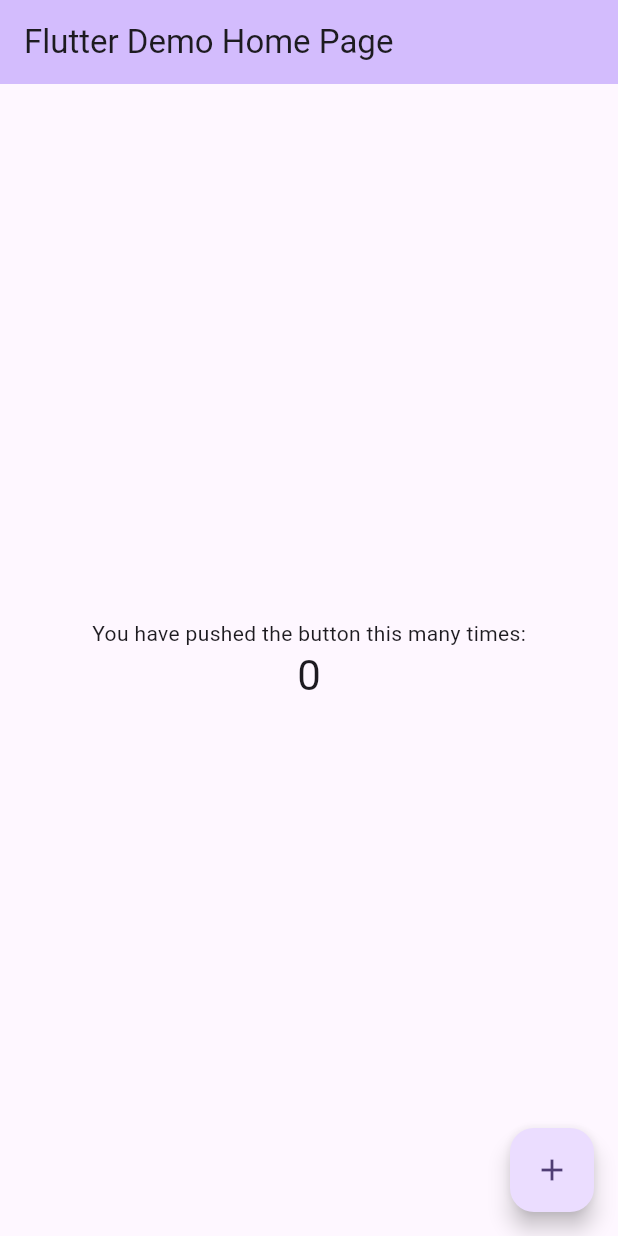
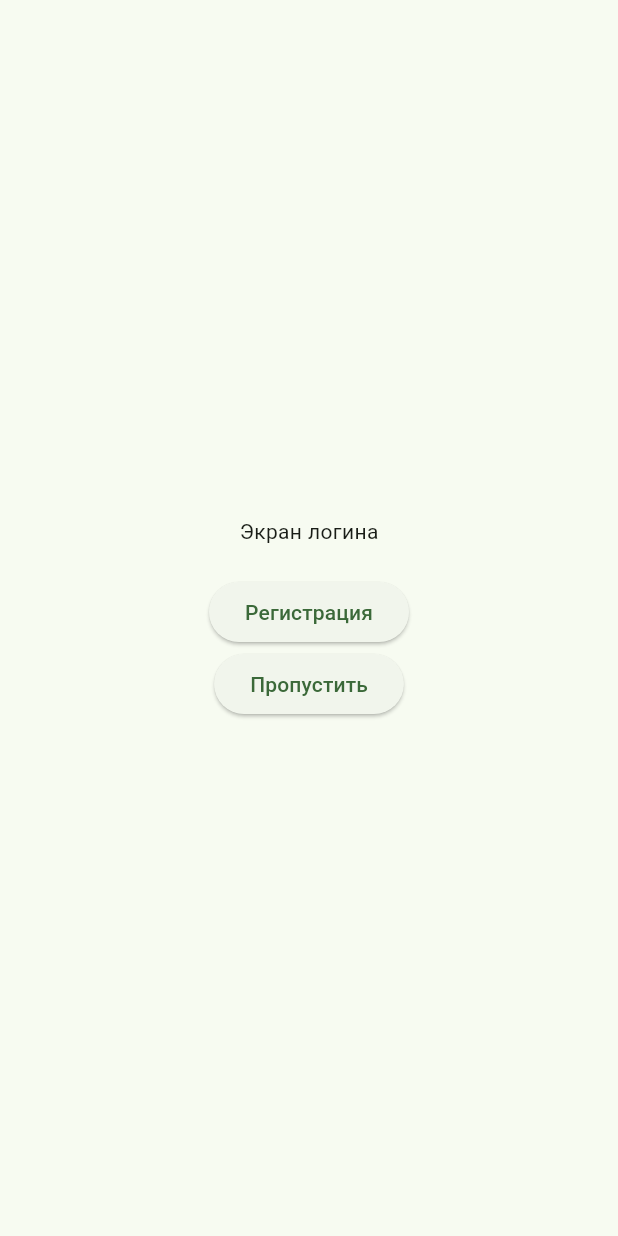
Before and after one commit to itgirlschool/mobile8_final_project, a Flutter app: the screen it shows after launch, on a phone screen of 412 x 824 dp. Run offline on Flutter 3.47's test engine with Material 2 defaults, Android fonts, the phone set to English and light mode, and no system bars.

Commit message:
Добавила шаблоны всех экранов и навигационных меню

```diff
--- a/lib/main.dart
+++ b/lib/main.dart
@@ -1,125 +1,24 @@
 import 'package:flutter/material.dart';
+import 'package:mobile8_final_project/screens/login_screen.dart';
 
 void main() {
-  runApp(const MyApp());
+  WidgetsFlutterBinding.ensureInitialized();
+  runApp(const FoodShopApp());
 }
 
-class MyApp extends StatelessWidget {
-  const MyApp({super.key});
+class FoodShopApp extends StatelessWidget {
+  const FoodShopApp({super.key});
 
-  // This widget is the root of your application.
   @override
   Widget build(BuildContext context) {
     return MaterialApp(
-      title: 'Flutter Demo',
+      title: 'Магазин продуктов',
+      debugShowCheckedModeBanner: false,
       theme: ThemeData(
-        // This is the theme of your application.
-        //
-        // TRY THIS: Try running your application with "flutter run". You'll see
-        // the application has a blue toolbar. Then, without quitting the app,
-        // try changing the seedColor in the colorScheme below to Colors.green
-        // and then invoke "hot reload" (save your changes or press the "hot
-        // reload" button in a Flutter-supported IDE, or press "r" if you used
-        // the command line to start the app).
-        //
-        // Notice that the counter didn't reset back to zero; the application
-        // state is not lost during the reload. To reset the state, use hot
-        // restart instead.
-        //
-        // This works for code too, not just values: Most code changes can be
-        // tested with just a hot reload.
-        colorScheme: ColorScheme.fromSeed(seedColor: Colors.deepPurple),
+        colorScheme: ColorScheme.fromSeed(seedColor: Colors.green),
         useMaterial3: true,
       ),
-      home: const MyHomePage(title: 'Flutter Demo Home Page'),
+      home: const LoginScreen(),
     );
   }
 }
-
-class MyHomePage extends StatefulWidget {
-  const MyHomePage({super.key, required this.title});
-
-  // This widget is the home page of your application. It is stateful, meaning
-  // that it has a State object (defined below) that contains fields that affect
-  // how it looks.
-
-  // This class is the configuration for the state. It holds the values (in this
-  // case the title) provided by the parent (in this case the App widget) and
-  // used by the build method of the State. Fields in a Widget subclass are
-  // always marked "final".
-
-  final String title;
-
-  @override
-  State<MyHomePage> createState() => _MyHomePageState();
-}
-
-class _MyHomePageState extends State<MyHomePage> {
-  int _counter = 0;
-
-  void _incrementCounter() {
-    setState(() {
-      // This call to setState tells the Flutter framework that something has
-      // changed in this State, which causes it to rerun the build method below
-      // so that the display can reflect the updated values. If we changed
-      // _counter without calling setState(), then the build method would not be
-      // called again, and so nothing would appear to happen.
-      _counter++;
-    });
-  }
-
-  @override
-  Widget build(BuildContext context) {
-    // This method is rerun every time setState is called, for instance as done
-    // by the _incrementCounter method above.
-    //
-    // The Flutter framework has been optimized to make rerunning build methods
-    // fast, so that you can just rebuild anything that needs updating rather
-    // than having to individually change instances of widgets.
-    return Scaffold(
-      appBar: AppBar(
-        // TRY THIS: Try changing the color here to a specific color (to
-        // Colors.amber, perhaps?) and trigger a hot reload to see the AppBar
-        // change color while the other colors stay the same.
-        backgroundColor: Theme.of(context).colorScheme.inversePrimary,
-        // Here we take the value from the MyHomePage object that was created by
-        // the App.build method, and use it to set our appbar title.
-        title: Text(widget.title),
-      ),
-      body: Center(
-        // Center is a layout widget. It takes a single child and positions it
-        // in the middle of the parent.
-        child: Column(
-          // Column is also a layout widget. It takes a list of children and
-          // arranges them vertically. By default, it sizes itself to fit its
-          // children horizontally, and tries to be as tall as its parent.
-          //
-          // Column has various properties to control how it sizes itself and
-          // how it positions its children. Here we use mainAxisAlignment to
-          // center the children vertically; the main axis here is the vertical
-          // axis because Columns are vertical (the cross axis would be
-          // horizontal).
-          //
-          // TRY THIS: Invoke "debug painting" (choose the "Toggle Debug Paint"
-          // action in the IDE, or press "p" in the console), to see the
-          // wireframe for each widget.
-          mainAxisAlignment: MainAxisAlignment.center,
-          children: <Widget>[
-            const Text(
-              'You have pushed the button this many times:',
-            ),
-            Text(
-              '$_counter',
-              style: Theme.of(context).textTheme.headlineMedium,
-            ),
-          ],
-        ),
-      ),
-      floatingActionButton: FloatingActionButton(
-        onPressed: _incrementCounter,
-        tooltip: 'Increment',
-        child: const Icon(Icons.add),
-      ), // This trailing comma makes auto-formatting nicer for build methods.
-    );
-  }
-}
--- /dev/null
+++ b/lib/screens/login_screen.dart
@@ -0,0 +1,51 @@
+import 'package:flutter/material.dart';
+import 'package:mobile8_final_project/screens/register_screen.dart';
+
+import 'home_screen.dart';
+
+class LoginScreen extends StatefulWidget {
+  const LoginScreen({super.key});
+
+  @override
+  State<LoginScreen> createState() => _LoginScreenState();
+}
+
+class _LoginScreenState extends State<LoginScreen> {
+  @override
+  Widget build(BuildContext context) {
+    return Scaffold(
+      body: Center(
+        child: Column(
+          mainAxisAlignment: MainAxisAlignment.center,
+          children: [
+            const Text(
+              'Экран логина',
+            ),
+            const SizedBox(
+              height: 20,
+            ),
+            ElevatedButton(
+              onPressed: () {
+                Navigator.push(
+                  context,
+                  MaterialPageRoute(builder: (context) => const RegisterScreen()),
+                );
+              },
+              child: const Text('Регистрация'),
+            ),
+            ElevatedButton(
+              onPressed: () {
+                Navigator.push(
+                  context,
+                  MaterialPageRoute(builder: (context) => HomeScreen()),
+                );
+              },
+              child: const Text('Пропустить'),
+            ),
+          ],
+        ),
+      ),
+      // This trailing comma makes auto-formatting nicer for build methods.
+    );
+  }
+}
```
Also changed, not shown: lib/screens/cart_screen.dart (added, +83 -0 lines), lib/screens/categories_screen.dart (added, +101 -0 lines), lib/screens/home_screen.dart (added, +50 -0 lines), lib/screens/order_screen.dart (added, +36 -0 lines), lib/screens/orders_history_screen.dart (added, +48 -0 lines), lib/screens/product_screen.dart (added, +36 -0 lines), lib/screens/profile_screen.dart (added, +31 -0 lines), lib/screens/register_screen.dart (added, +40 -0 lines), lib/screens/support_screen.dart (added, +31 -0 lines), pubspec.lock, 1 other file.
